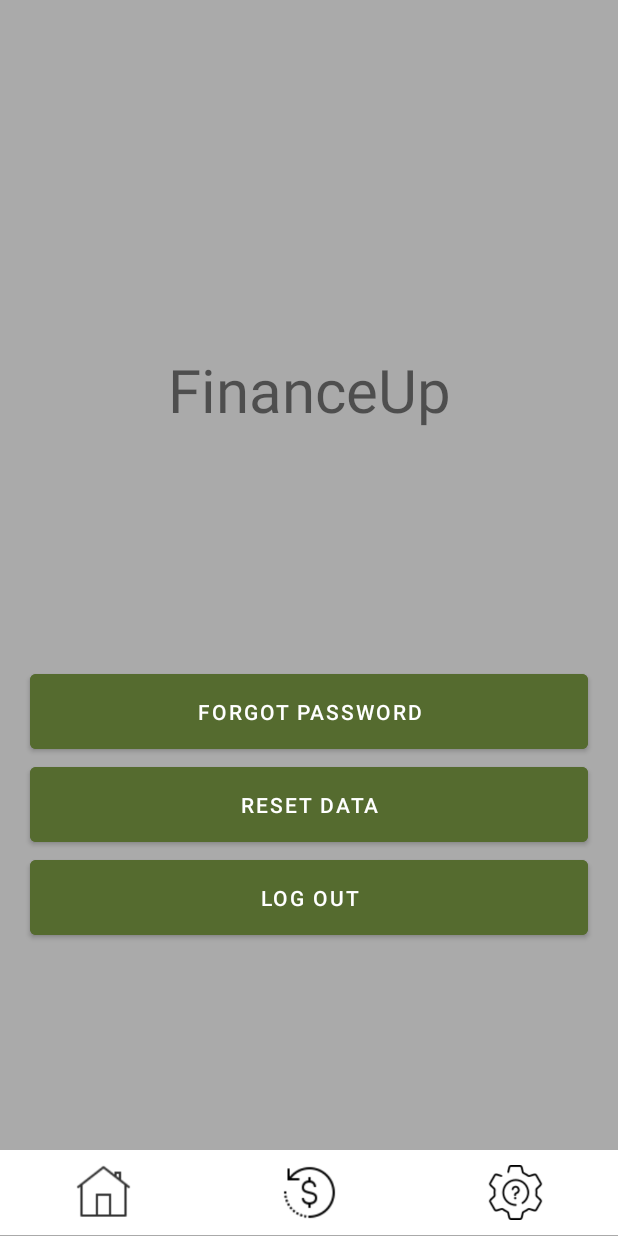
After one commit to victortulabot/FinanceUp, an Android app: the SettingsActivity screen opened directly, with no data from a screen before it, on a phone screen of 412 x 824 dp. The commit adds this screen. Run offline under Robolectric (Android 15) with nearby library versions, the phone set to English and light mode, and no system bars.

Commit message:
added settings page

```diff
--- a/app/src/main/AndroidManifest.xml
+++ b/app/src/main/AndroidManifest.xml
@@ -1,6 +1,6 @@
 <?xml version="1.0" encoding="utf-8"?>
 <manifest xmlns:android="http://schemas.android.com/apk/res/android"
-    package="com.mobdeve.s12.tulabot.villanueva.financeup" >
+    package="com.mobdeve.s12.tulabot.villanueva.financeup">
 
     <application
         android:allowBackup="true"
@@ -8,7 +8,10 @@
         android:label="@string/app_name"
         android:roundIcon="@mipmap/ic_launcher_round"
         android:supportsRtl="true"
-        android:theme="@style/Theme.FinanceUp" >
+        android:theme="@style/Theme.FinanceUp">
+        <activity
+            android:name=".SettingsActivity"
+            android:exported="false" />
         <activity
             android:name=".AddActivity"
             android:exported="false" />
@@ -20,7 +23,7 @@
             android:exported="false" />
         <activity
             android:name=".MainActivity"
-            android:exported="true" >
+            android:exported="true">
             <intent-filter>
                 <action android:name="android.intent.action.MAIN" />
 
--- a/app/src/main/java/com/mobdeve/s12/tulabot/villanueva/financeup/DashboardActivity.kt
+++ b/app/src/main/java/com/mobdeve/s12/tulabot/villanueva/financeup/DashboardActivity.kt
@@ -37,5 +37,12 @@ class DashboardActivity : AppCompatActivity() {
             startActivity(gotoAddActivity)
             finish()
         }
+
+        binding!!.btnSettings.setOnClickListener {
+            val gotoSettingsActivity = Intent(applicationContext, SettingsActivity:: class.java)
+
+            startActivity(gotoSettingsActivity)
+            finish()
+        }
     }
 }
--- /dev/null
+++ b/app/src/main/java/com/mobdeve/s12/tulabot/villanueva/financeup/SettingsActivity.kt
@@ -0,0 +1,16 @@
+package com.mobdeve.s12.tulabot.villanueva.financeup
+
+import androidx.appcompat.app.AppCompatActivity
+import android.os.Bundle
+import com.mobdeve.s12.tulabot.villanueva.financeup.databinding.ActivitySettingsBinding
+
+class SettingsActivity : AppCompatActivity() {
+    var binding: ActivitySettingsBinding? = null
+
+    override fun onCreate(savedInstanceState: Bundle?) {
+        super.onCreate(savedInstanceState)
+
+        binding = ActivitySettingsBinding.inflate(layoutInflater)
+        setContentView(binding!!.root)
+    }
+}
--- /dev/null
+++ b/app/src/main/res/layout/activity_settings.xml
@@ -0,0 +1,111 @@
+<?xml version="1.0" encoding="utf-8"?>
+<LinearLayout
+    xmlns:android="http://schemas.android.com/apk/res/android"
+    xmlns:app="http://schemas.android.com/apk/res-auto"
+    xmlns:tools="http://schemas.android.com/tools"
+    android:layout_width="match_parent"
+    android:layout_height="match_parent"
+    android:orientation="vertical"
+    android:weightSum="10"
+    android:background="@android:color/darker_gray"
+    tools:context=".SettingsActivity">
+
+    <TextView
+        android:id="@+id/tv_signup"
+        android:text="FinanceUp"
+        android:layout_weight="3"
+        android:textSize="40sp"
+        android:gravity="bottom|center_horizontal"
+        android:layout_width="match_parent"
+        android:layout_height="wrap_content"
+        android:padding="10dp"
+        android:layout_margin="10dp"
+        app:layout_constraintTop_toTopOf="parent"
+        app:layout_constraintRight_toRightOf="parent"
+        app:layout_constraintLeft_toLeftOf="parent"
+        />
+
+    <LinearLayout
+        android:layout_width="match_parent"
+        android:layout_height="20dp"
+        android:layout_weight="6.2"
+        android:gravity="center_vertical"
+        android:orientation="vertical"
+        android:background="@android:color/darker_gray">
+
+        <Button
+            android:id="@+id/btn_forgot_password"
+            android:text="Forgot Password"
+            android:layout_width="match_parent"
+            android:layout_height="wrap_content"
+            android:layout_marginStart="20dp"
+            android:layout_marginEnd="20dp"
+            android:padding="15dp"
+            android:backgroundTint="#556B2F"
+            />
+
+        <Button
+            android:id="@+id/btn_reset"
+            android:text="Reset Data"
+            android:layout_width="match_parent"
+            android:layout_height="wrap_content"
+            android:layout_marginStart="20dp"
+            android:layout_marginEnd="20dp"
+            android:padding="15dp"
+            android:backgroundTint="#556B2F"
+            />
+
+        <Button
+            android:id="@+id/btn_logout"
+            android:text="Log Out"
+            android:layout_width="match_parent"
+            android:layout_height="wrap_content"
+            android:layout_marginStart="20dp"
+            android:layout_marginEnd="20dp"
+            android:padding="15dp"
+            android:backgroundTint="#556B2F"
+            />
+
+    </LinearLayout>
+
+
+    <LinearLayout
+        android:layout_width="match_parent"
+        android:layout_height="0dp"
+        android:layout_weight="0.8"
+        android:weightSum="3"
+        android:background="@android:color/white">
+
+        <ImageButton
+            android:id="@+id/btn_home"
+            android:layout_width="0dp"
+            android:layout_weight="1"
+            android:scaleType="centerInside"
+            android:layout_height="match_parent"
+            android:src="@drawable/home"
+            style="@style/Widget.AppCompat.Button.Borderless"
+            android:contentDescription="home" />
+
+        <ImageButton
+            android:id="@+id/btn_transactions"
+            android:layout_width="0dp"
+            android:layout_weight="1"
+            android:scaleType="centerInside"
+            android:layout_height="match_parent"
+            style="@style/Widget.AppCompat.Button.Borderless"
+            android:src="@drawable/transaction"
+            android:contentDescription="transaction" />
+
+        <ImageButton
+            android:id="@+id/btn_settings"
+            android:layout_width="0dp"
+            android:layout_weight="1"
+            android:scaleType="centerInside"
+            android:layout_height="match_parent"
+            android:src="@drawable/settings"
+            style="@style/Widget.AppCompat.Button.Borderless"
+            android:contentDescription="settings" />
+
+
+    </LinearLayout>
+</LinearLayout>
```
